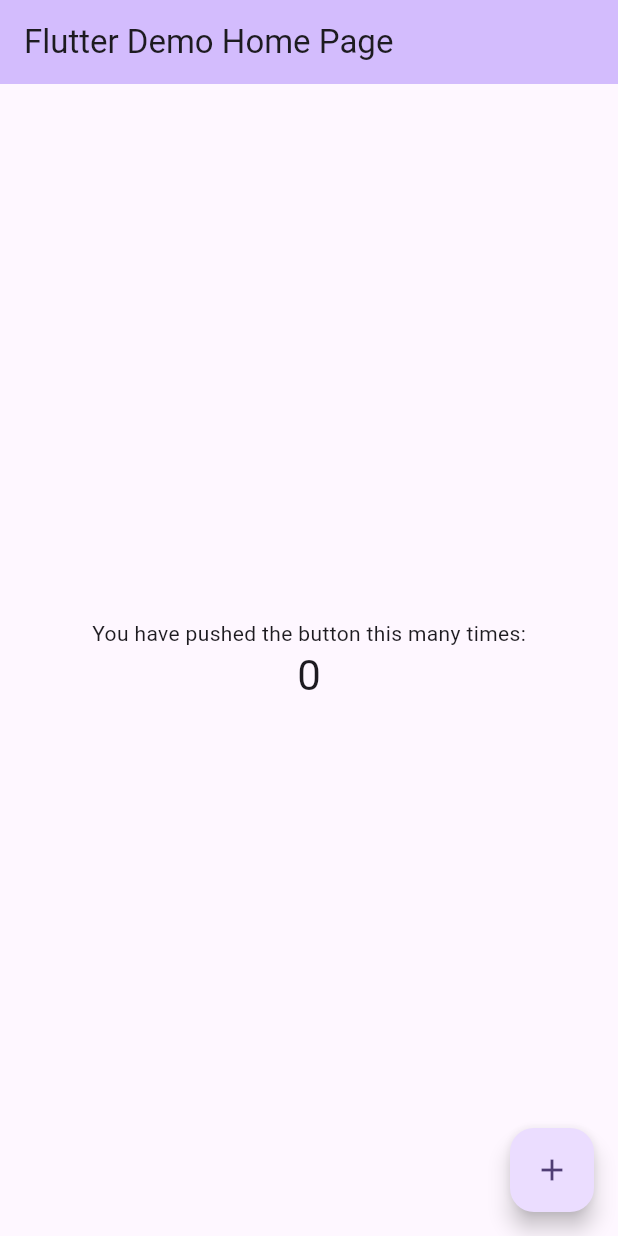
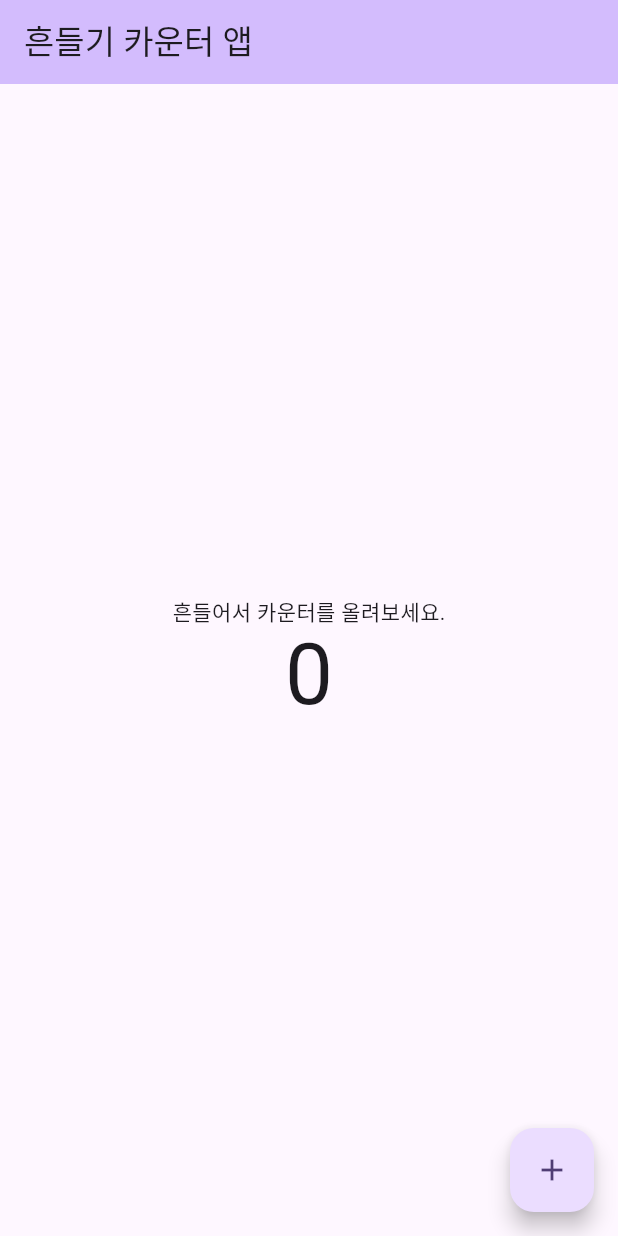
Before and after one commit to SIMYEONAH/adsa, a Flutter app: the screen it shows after launch, on a phone screen of 412 x 824 dp. Run offline on Flutter 3.47's test engine with Material 2 defaults, Android fonts, the phone set to English and light mode, and no system bars.

Commit message:
change to Korean

```diff
--- a/flutter_study/shake_count_app/lib/main.dart
+++ b/flutter_study/shake_count_app/lib/main.dart
@@ -31,7 +31,7 @@ class MyApp extends StatelessWidget {
         colorScheme: ColorScheme.fromSeed(seedColor: Colors.deepPurple),
         useMaterial3: true,
       ),
-      home: const MyHomePage(title: 'Flutter Demo Home Page'),
+      home: const MyHomePage(title: '흔들기 카운터 앱'),
     );
   }
 }
@@ -106,11 +106,11 @@ class _MyHomePageState extends State<MyHomePage> {
           mainAxisAlignment: MainAxisAlignment.center,
           children: <Widget>[
             const Text(
-              'You have pushed the button this many times:',
+              '흔들어서 카운터를 올려보세요.',
             ),
             Text(
               '$_counter',
-              style: Theme.of(context).textTheme.headlineMedium,
+              style: Theme.of(context).textTheme.displayLarge,
             ),
           ],
         ),
```
